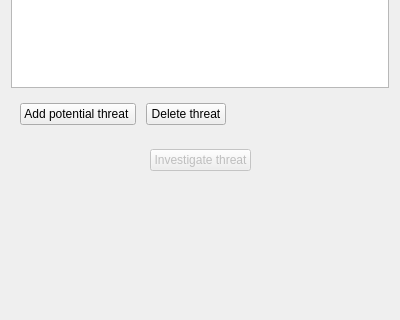
The window that iotpentool/gui/ranking.ui (sarunasil/iotPenTool) describes before a commit, drawn with Qt 5; both pictures show x 0 to 400 and y 302 to 622 of the 400 by 807 pixel window.
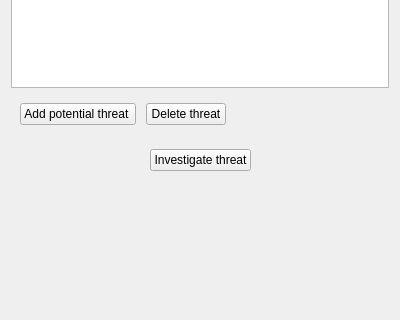
The same window after the commit.

Patch:
```diff
--- a/iotpentool/gui/ranking.ui
+++ b/iotpentool/gui/ranking.ui
@@ -132,7 +132,7 @@
       <item>
        <widget class="QPushButton" name="pushButton_2">
         <property name="enabled">
-         <bool>false</bool>
+         <bool>true</bool>
         </property>
         <property name="text">
          <string>Investigate threat</string>
```
Left out of the diff: 2 changed lines with no effect on the pictures.
